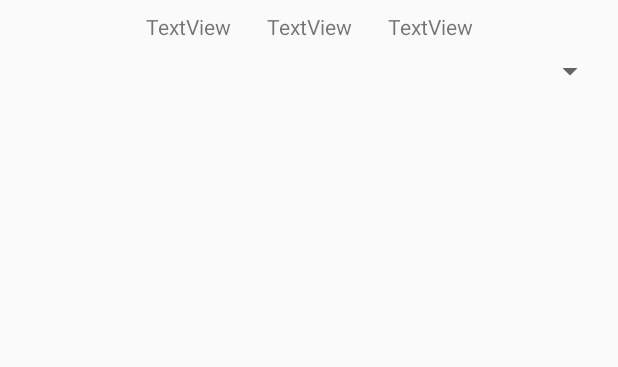
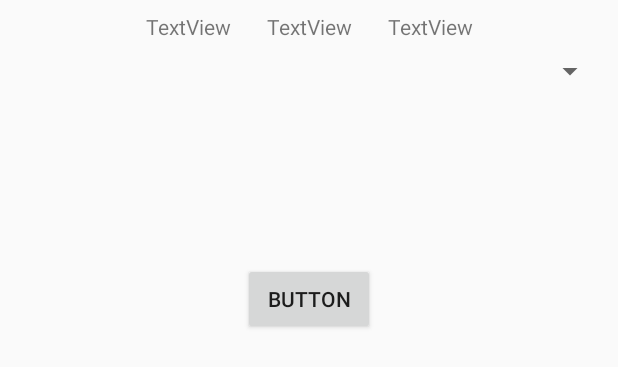
Before and after one commit to kudtk/practicedtk, an Android app: the layout dialog_saito.xml on its own in the app's theme, with its tools: preview values and no code run, on a phone screen of 412 x 824 dp. Shown: the top 367 px of the screen. Run offline under Robolectric (Android 15) with nearby library versions, the phone set to English and light mode, and no system bars.

Commit message:
Add Camera

```diff
--- a/app/src/main/java/com/dtk/practicedtk/Calender.kt
+++ b/app/src/main/java/com/dtk/practicedtk/Calender.kt
@@ -49,6 +49,8 @@ class Calender : Fragment() {
             mListener!!.onFragmentInteraction(uri)
         }
     }
+
+
 
     override fun onStart() {
         super.onStart()
--- a/app/src/main/res/layout/dialog_saito.xml
+++ b/app/src/main/res/layout/dialog_saito.xml
@@ -46,4 +46,28 @@
         app:layout_constraintEnd_toEndOf="parent"
         app:layout_constraintStart_toStartOf="parent"
         app:layout_constraintTop_toBottomOf="@+id/month_text" />
+
+    <ImageView
+        android:id="@+id/image_view"
+        android:layout_width="100dp"
+        android:layout_height="100dp"
+        android:layout_marginEnd="8dp"
+        android:layout_marginStart="8dp"
+        android:layout_marginTop="8dp"
+        android:scaleType="fitCenter"
+        app:layout_constraintEnd_toEndOf="parent"
+        app:layout_constraintStart_toStartOf="parent"
+        app:layout_constraintTop_toBottomOf="@+id/spinner" />
+
+    <Button
+        android:id="@+id/camera_button"
+        android:layout_width="wrap_content"
+        android:layout_height="wrap_content"
+        android:layout_marginEnd="8dp"
+        android:layout_marginStart="8dp"
+        android:layout_marginTop="8dp"
+        android:text="Button"
+        app:layout_constraintEnd_toEndOf="parent"
+        app:layout_constraintStart_toStartOf="parent"
+        app:layout_constraintTop_toBottomOf="@+id/image_view" />
 </android.support.constraint.ConstraintLayout>
```
Also changed, not shown: app/src/main/java/com/dtk/practicedtk/Custom_saito_dialog.kt (+28 -3 lines).
